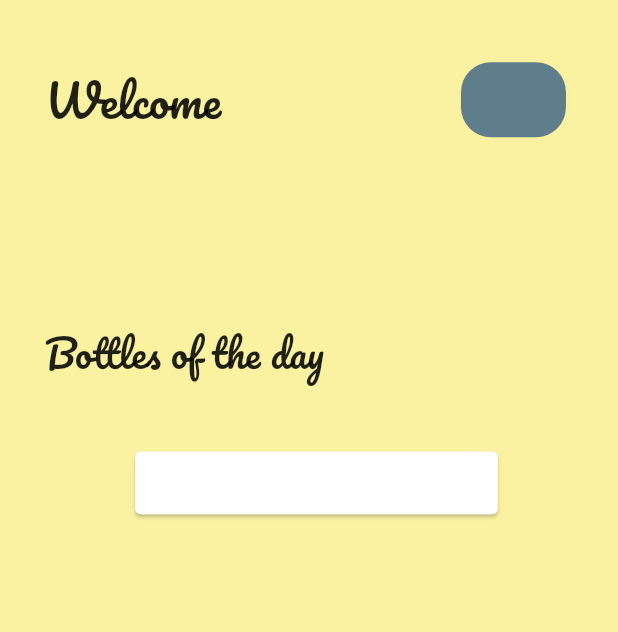
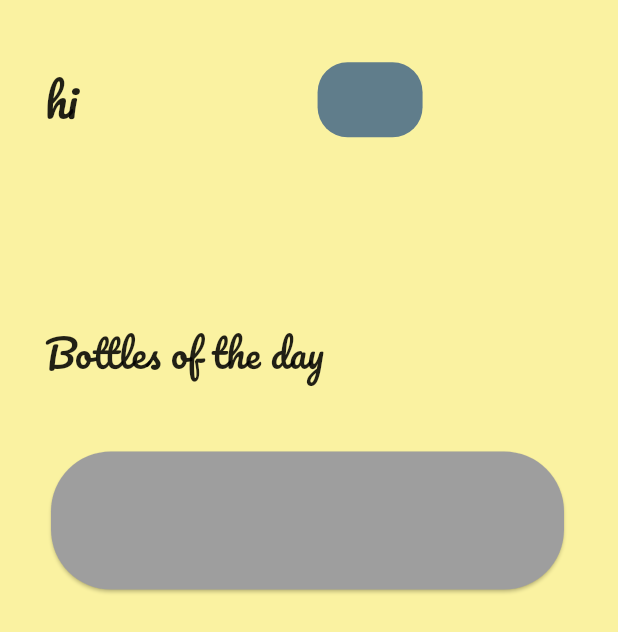
Before and after one commit to BankoleOcean29/purple_room, a Flutter app: the screen it shows after launch, on a phone screen of 412 x 824 dp. Shown: the top 632 px of the screen. Run offline on Flutter 3.47's test engine with Material 2 defaults, Android fonts, the phone set to English and light mode, and no system bars; missing offline and left inert: date_time.

Commit message:
state manager

```diff
--- /dev/null
+++ b/lib/logicModel.dart
@@ -0,0 +1,15 @@
+import 'package:flutter/material.dart';
+import 'package:date_time/date_time.dart';
+
+class LogicModel extends ChangeNotifier {
+  String _userGreeting = 'hi';
+  final dateTime = DateTime.now();
+
+  String get userGreeting => _userGreeting;
+
+  set userGreeting(String value) {
+    //value = 'bro';
+    _userGreeting = 'movit';
+    notifyListeners();
+  }
+}
--- a/lib/view.dart
+++ b/lib/view.dart
@@ -1,22 +1,29 @@
 import 'package:flutter/material.dart';
+import 'package:provider/provider.dart';
+import 'package:purple_room/logicModel.dart';
 
 class Home extends StatelessWidget {
   const Home({Key? key}) : super(key: key);
 
   @override
   Widget build(BuildContext context) {
-    return SafeArea(
+    return ChangeNotifierProvider(
+        create: (_) => LogicModel(),
+        child: Consumer<LogicModel>(
+          builder: (context, model, child) => SafeArea(
             child: Scaffold(
               backgroundColor: Color(0xffFAF2A1),
               body: Padding(
                 padding: const EdgeInsets.only(top: 40, left: 30, right: 20),
+                child: SingleChildScrollView(
                   child: Column(
                     children: [
                       Row(
                         children: [
-                  const Text(
-                    'Welcome',
-                    style: TextStyle(fontSize: 30, fontFamily: 'Pacifico'),
+                          Text(
+                            model.userGreeting,
+                            style:
+                                TextStyle(fontSize: 30, fontFamily: 'Pacifico'),
                           ),
                           const SizedBox(
                             width: 160,
@@ -26,7 +33,8 @@ class Home extends StatelessWidget {
                             width: 70,
                             decoration: const BoxDecoration(
                                 color: Colors.blueGrey,
-                        borderRadius: BorderRadius.all(Radius.circular(20))),
+                                borderRadius:
+                                    BorderRadius.all(Radius.circular(20))),
 
                             //child: Image.asset('name'),
                           )
@@ -39,25 +47,33 @@ class Home extends StatelessWidget {
                         alignment: Alignment.centerLeft,
                         child: Text(
                           'Bottles of the day',
-                  style: TextStyle(fontSize: 25, fontFamily: 'Pacifico'),
+                          style:
+                              TextStyle(fontSize: 25, fontFamily: 'Pacifico'),
                         ),
                       ),
-              const SizedBox(height: 40,),
-              SizedBox(
-                height: 50,
-                width: 250,
+                      const SizedBox(
+                        height: 40,
+                      ),
+                      Align(
+                        alignment: Alignment.centerLeft,
+                        child: SizedBox(
+                          height: 100,
+                          width: 350,
                           child: Card(
-
-                  child: Row(
-
+                            color: Colors.grey,
+                            shape: RoundedRectangleBorder(
+                              borderRadius: BorderRadius.circular(40.0),
+                            ),
+                            child: Row(),
                           ),
                         ),
                       )
-
                     ],
                   ),
                 ),
               ),
-    );
+            ),
+          ),
+        ));
   }
 }
--- a/pubspec.yaml
+++ b/pubspec.yaml
@@ -36,6 +36,8 @@ dependencies:
   # The following adds the Cupertino Icons font to your application.
   # Use with the CupertinoIcons class for iOS style icons.
   cupertino_icons: ^1.0.2
+  provider: ^6.0.5
+  date_time: ^0.9.0
 
 dev_dependencies:
   flutter_test:
```
Also changed, not shown: pubspec.lock. Lines whose indentation alone changed are shown as unchanged.
